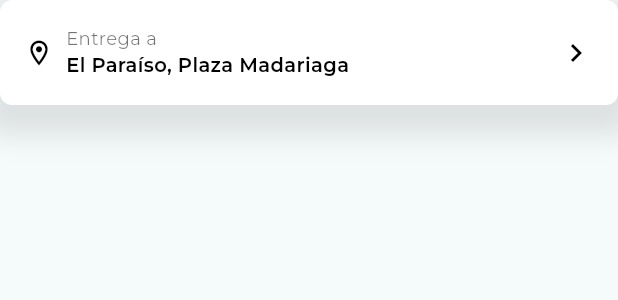
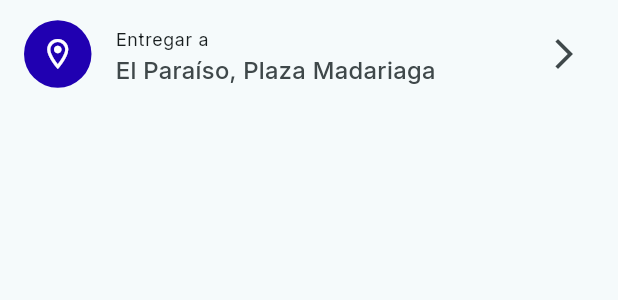
Before and after one commit to Blue-Team-UCAB/go-delivery-frontend, a Flutter app: the LocationBar widget shown alone on an empty page, opened directly, on a phone screen of 412 x 824 dp. Shown: the top 300 px of the screen. Run offline on Flutter 3.47's test engine with Material 3 defaults, Android fonts, the phone set to English and light mode, and no system bars; our stand-ins replace animate_do, bloc, dio, equatable, flutter_bloc, flutter_dotenv and 8 more; accounts and stored records are empty; generated files the repository leaves out were written again; network calls fail; project files that could hold a hidden picture were left out.

```diff
--- a/lib/presentation/screens/homescreen/homescreen_locationbar.dart
+++ b/lib/presentation/screens/homescreen/homescreen_locationbar.dart
@@ -18,58 +18,35 @@ class _LocationBarState extends State<LocationBar> {
 
   @override
   Widget build(BuildContext context) {
-    return Material(
-      color: Colors.transparent,
-      child: DecoratedBox(
-        decoration: BoxDecoration(
-          color: Color(0xFFFFFFFF),
-          borderRadius: BorderRadius.circular(8),
-          boxShadow: [
-            BoxShadow(
-              color: Colors.black.withOpacity(0.1),
-              blurRadius: 15,
-              spreadRadius: 10,
-              offset: const Offset(0, 10),
-            ),
-          ],
-        ),
-        child: SizedBox(
-          height: 70,
-          child: Padding(
-            padding: const EdgeInsets.symmetric(horizontal: 16, vertical: 10),
-            child: Row(
-              children: [
-                const Icon(Icons.location_on_outlined, color: Colors.black, size: 20),
-                const SizedBox(width: 8),
-                Expanded(
-                  child: Column(
-                    crossAxisAlignment: CrossAxisAlignment.start,
-                    mainAxisAlignment: MainAxisAlignment.center,
-                    children: [
-                      const Text(
-                        'Entrega a',
-                        style: TextStyle(fontFamily: 'Montserrat',color: Colors.black54, fontSize: 12),
-                      ),
-                      Text(
-                        location, // Display the current location
-                        style: const TextStyle(fontFamily: 'Montserrat',color: Colors.black, fontSize: 13,fontWeight: FontWeight.w600),
-                        overflow: TextOverflow.ellipsis,
-                      ),
-                    ],
-                  ),
-                ),
-                InkWell(
-                  onTap: () {
-                    // Example: Show a dialog to update the location
-                    _showLocationDialog(context);
-                  },
-                  child: const Icon(Icons.chevron_right, color: Colors.black),
-                ),
-              ],
-            ),
-          ),
-        ),
+    return ListTile(
+      leading: Container(
+          width: 45,
+          height: 45,
+          decoration: BoxDecoration(
+              color: const Color(0xFF2000B1),
+              borderRadius: BorderRadius.circular(25)),
+          child: const Icon(
+            Icons.location_on_outlined,
+            color: Color(0xffffffff),
+          )),
+      title: const Text(
+        'Entregar a',
+        style: TextStyle(
+            fontFamily: 'Inter',
+            fontWeight: FontWeight.w400,
+            fontSize: 12),
       ),
+      subtitle: Text(
+        location,
+        style: const TextStyle(
+            fontFamily: 'Inter',
+            fontWeight: FontWeight.w500,
+            fontSize: 16),
+      ),
+      trailing: const Icon(Icons.arrow_forward_ios),
+      onTap: () {
+        _showLocationDialog(context);
+      },
     );
   }
 
--- a/lib/presentation/widgets/card.dart
+++ b/lib/presentation/widgets/card.dart
@@ -44,7 +44,8 @@ class ProductCard extends StatelessWidget {
               child: Column(
                 crossAxisAlignment: CrossAxisAlignment.stretch,
                 children: [
-                  Text(
+                  SizedBox(
+                    child: Text(
                       product.name,
                       maxLines: 2,
                       style: const TextStyle(
@@ -52,6 +53,7 @@ class ProductCard extends StatelessWidget {
                           fontSize: 14.0,
                           fontWeight: FontWeight.w400,
                           color: Color(0xFF000000)),
+                    ),
                   ),
                   Text(
                     '\$${product.price.toStringAsFixed(2)}',
```
Also changed, not shown: lib/presentation/screens/catalog/catalog.dart (+4 -18 lines), lib/presentation/screens/homescreen/homescreen.dart (+14 -21 lines), lib/presentation/screens/homescreen/sidebar_screen.dart (+78 -5 lines). Lines whose indentation alone changed are shown as unchanged.
